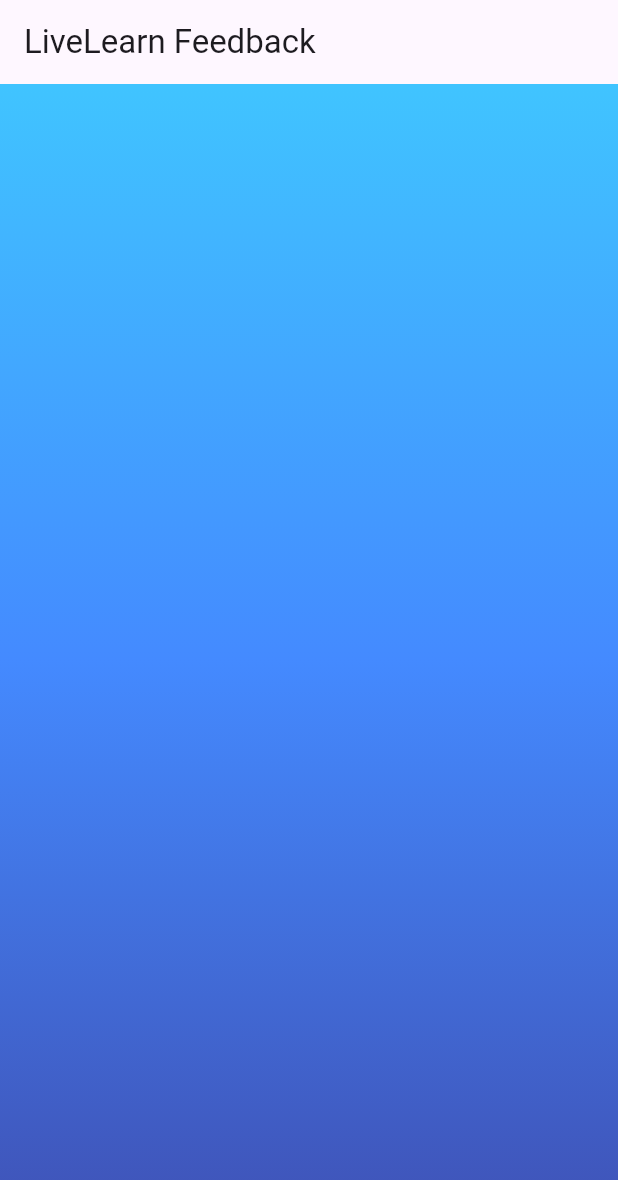
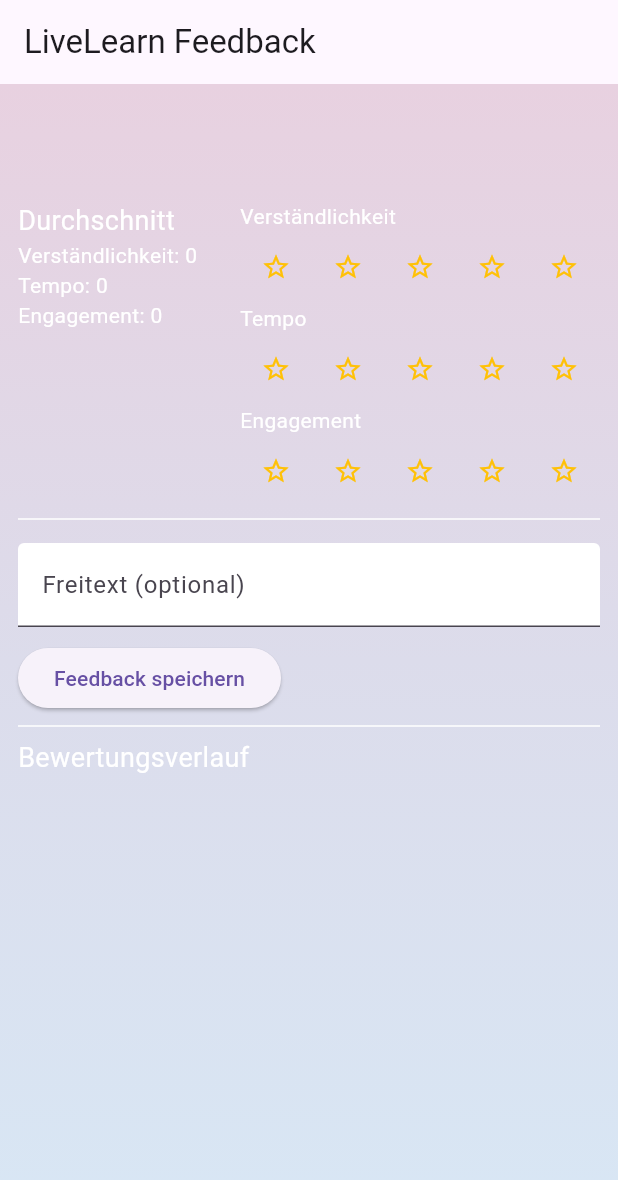
Before and after one commit to Sumi2212/livelearn_feedback, a Flutter app: the screen it shows after launch, on a phone screen of 412 x 824 dp. Shown: the top 1180 px of the screen. Run offline on Flutter 3.47's test engine with Material 3 defaults, Android fonts, the light colour scheme and no system bars.

Commit message:
Übersicht und Auswertung der Feedback-Einträge umgesetzt

```diff
--- a/lib/main_container.dart
+++ b/lib/main_container.dart
@@ -1,4 +1,5 @@
 import 'package:flutter/material.dart';
+import 'main_text.dart';
 
 const startAlignment = Alignment.topCenter;
 const endAlignment = Alignment.bottomCenter;
@@ -18,6 +19,9 @@
           end: endAlignment,
         ),
       ),
+      child: Center(
+        child: MainText(),
+      ),
     );
   }
 }
--- /dev/null
+++ b/lib/main_text.dart
@@ -0,0 +1,238 @@
+import 'package:flutter/material.dart';
+import 'feedback_model.dart';
+
+class MainText extends StatefulWidget {
+  const MainText({super.key});
+
+  @override
+  State<MainText> createState() => _MainTextState();
+}
+
+class _MainTextState extends State<MainText> {
+  List<FeedbackEntry> eintraege = [];
+
+  int verstehen = 0;
+  int tempo = 0;
+  int engagement = 0;
+
+  final extremCtrl = TextEditingController();
+  final freiCtrl = TextEditingController();
+
+  int durchschnitt(List<FeedbackEntry> list, String feld) {
+    if (list.isEmpty) return 0;
+    double summe = 0;
+
+    for (var e in list) {
+      if (feld == "verstehen") summe += e.verstehen;
+      if (feld == "tempo") summe += e.tempo;
+      if (feld == "engagement") summe += e.engagement;
+    }
+
+    return (summe / list.length).round();
+  }
+
+  Widget simpleDiagram() {
+    return Row(
+      crossAxisAlignment: CrossAxisAlignment.end,
+      children: eintraege.map((e) {
+        double avg = (e.verstehen + e.tempo + e.engagement) / 3;
+
+        return Container(
+          margin: const EdgeInsets.symmetric(horizontal: 4),
+          width: 18,
+          height: avg * 18,
+          color: Colors.lightBlueAccent,
+        );
+      }).toList(),
+    );
+  }
+
+  Widget starRow(String title, int value, Function(int) onChange) {
+    return Column(
+      crossAxisAlignment: CrossAxisAlignment.start,
+      children: [
+        Text(title, style: const TextStyle(color: Colors.white)),
+        Row(
+          mainAxisSize: MainAxisSize.min,
+          children: List.generate(5, (i) {
+            return IconButton(
+              icon: Icon(
+                i < value ? Icons.star : Icons.star_border,
+                color: Colors.amber,
+                size: 20,
+              ),
+              onPressed: () => setState(() => onChange(i + 1)),
+            );
+          }),
+        ),
+      ],
+    );
+  }
+
+  void showError() {
+  showDialog(
+    context: context,
+    builder: (ctx) {
+      return AlertDialog(
+        title: const Text("Unvollständige Bewertung"),
+        content: const Text(
+          "Bitte bewerte alle Kriterien (Verständlichkeit, Tempo und Engagement), bevor du speicherst.",
+        ),
+        actions: [
+          TextButton(
+            onPressed: () => Navigator.of(ctx).pop(),
+            child: const Text("OK"),
+          ),
+        ],
+      );
+    },
+  );
+}
+
+
+  @override
+  Widget build(BuildContext context) {
+    bool extremeReached =
+        verstehen == 1 || verstehen == 5 ||
+        tempo == 1 || tempo == 5 ||
+        engagement == 1 || engagement == 5;
+
+    return SingleChildScrollView(
+      padding: const EdgeInsets.all(12),
+      child: Column(
+        crossAxisAlignment: CrossAxisAlignment.start,
+        children: [
+
+          /// 🔹 OBERER BEREICH
+          Row(
+            crossAxisAlignment: CrossAxisAlignment.start,
+            children: [
+              /// LINKS: Durchschnitt + Diagramm
+              Expanded(
+                child: Column(
+                  crossAxisAlignment: CrossAxisAlignment.start,
+                  children: [
+                    const Text(
+                      "Durchschnitt",
+                      style: TextStyle(color: Colors.white, fontSize: 18),
+                    ),
+                    Text(
+                      "Verständlichkeit: ${durchschnitt(eintraege, "verstehen")}",
+                      style: const TextStyle(color: Colors.white),
+                    ),
+                    Text(
+                      "Tempo: ${durchschnitt(eintraege, "tempo")}",
+                      style: const TextStyle(color: Colors.white),
+                    ),
+                    Text(
+                      "Engagement: ${durchschnitt(eintraege, "engagement")}",
+                      style: const TextStyle(color: Colors.white),
+                    ),
+                    const SizedBox(height: 10),
+                    simpleDiagram(),
+                  ],
+                ),
+              ),
+
+              /// RECHTS: Sterne
+              Column(
+                children: [
+                  starRow("Verständlichkeit", verstehen, (v) => verstehen = v),
+                  starRow("Tempo", tempo, (v) => tempo = v),
+                  starRow("Engagement", engagement, (v) => engagement = v),
+                ],
+              ),
+            ],
+          ),
+
+          const Divider(color: Colors.white),
+
+          /// 🔹 KOMMENTARE
+          if (extremeReached)
+            TextField(
+              controller: extremCtrl,
+              decoration: const InputDecoration(
+                filled: true,
+                fillColor: Colors.white,
+                labelText: "Kommentar (wegen Extremwert)",
+              ),
+            ),
+
+          const SizedBox(height: 8),
+
+          TextField(
+            controller: freiCtrl,
+            decoration: const InputDecoration(
+              filled: true,
+              fillColor: Colors.white,
+              labelText: "Freitext (optional)",
+            ),
+          ),
+
+          const SizedBox(height: 10),
+
+          ElevatedButton(
+            onPressed: () {
+            if (verstehen == 0 || tempo == 0 || engagement == 0) {
+              showError();
+              return;
+            }
+
+            setState(() {
+              eintraege.add(
+                FeedbackEntry(
+                  date: DateTime.now(),
+                  verstehen: verstehen,
+                  tempo: tempo,
+                  engagement: engagement,
+                  extremKommentar: extremeReached ? extremCtrl.text : null,
+                  freiText: freiCtrl.text.isEmpty ? null : freiCtrl.text,
+                ),
+              );
+
+              verstehen = 0;
+              tempo = 0;
+              engagement = 0;
+              extremCtrl.clear();
+              freiCtrl.clear();
+            });
+          },
+
+            child: const Text("Feedback speichern"),
+          ),
+
+          const Divider(color: Colors.white),
+
+          /// 🔹 VERLAUF
+          const Text(
+            "Bewertungsverlauf",
+            style: TextStyle(color: Colors.white, fontSize: 18),
+          ),
+
+          const SizedBox(height: 8),
+
+          SizedBox(
+            height: 220,
+            child: ListView(
+              children: eintraege.map((e) {
+                return Card(
+                  child: ListTile(
+                    title: Text(
+                      e.date.toString().substring(0, 16),
+                      style: const TextStyle(fontWeight: FontWeight.bold),
+                    ),
+                    subtitle: Text(
+                      "V: ${e.verstehen}, T: ${e.tempo}, E: ${e.engagement}\n"
+                      "Extrem: ${e.extremKommentar ?? '-'}\n"
+                      "Frei: ${e.freiText ?? '-'}",
+                    ),
+                  ),
+                );
+              }).toList(),
+            ),
+          ),
+        ],
+      ),
+    );
+  }
+}
--- a/lib/my_app.dart
+++ b/lib/my_app.dart
@@ -5,9 +5,9 @@
   MyApp({super.key});
 
   final List<Color> colors = [
-    Colors.lightBlueAccent,
-    Colors.blueAccent,
-    Colors.indigo,
+    const Color.fromRGBO(232,209,224, 1),
+    const Color.fromRGBO(220,220,235, 1),
+    const Color.fromRGBO(216,231,245, 1),
   ];
 
   @override
```
